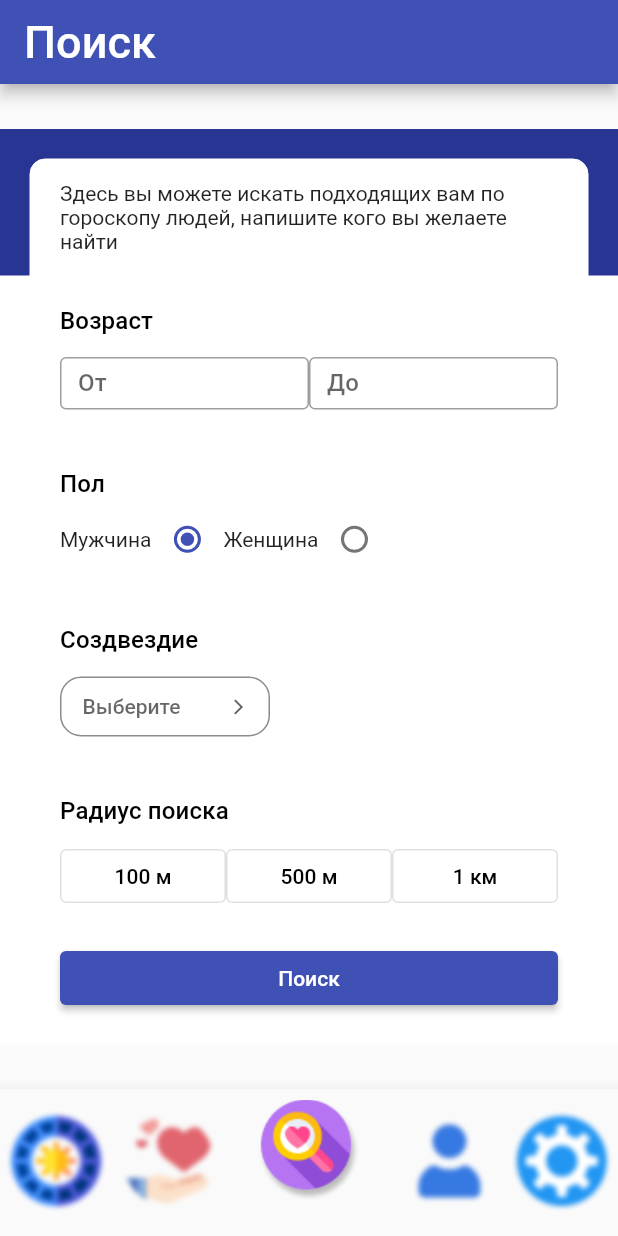
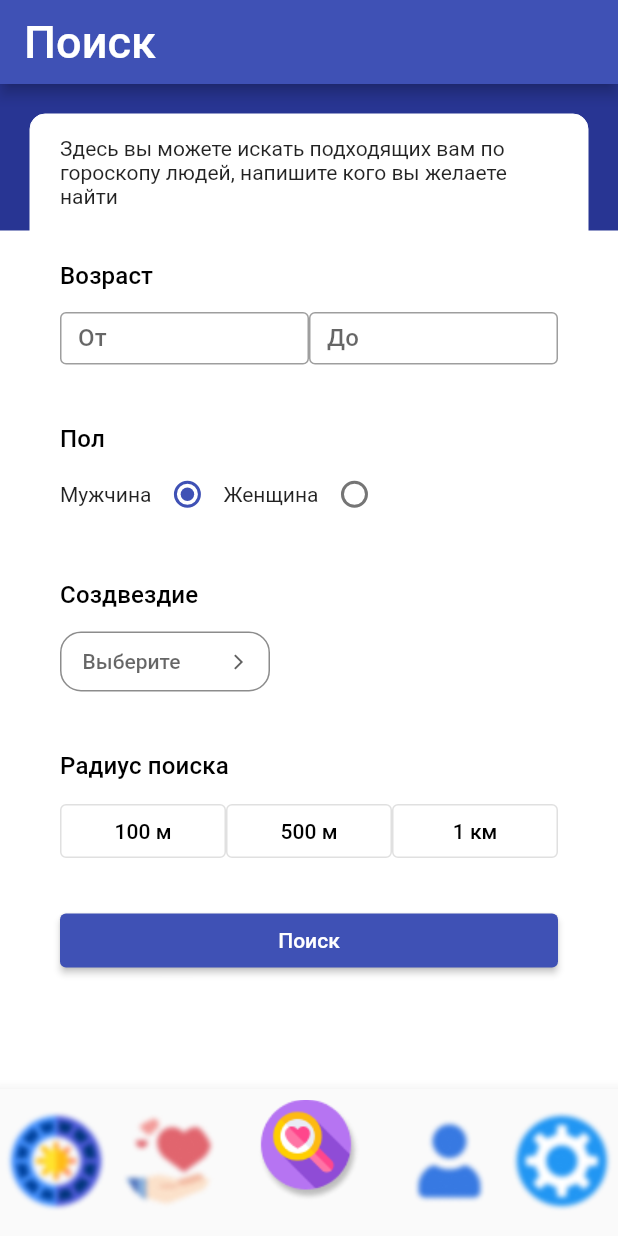
Before and after one commit to tim8842/androidStudyingProject, a Flutter app: the screen it shows after launch, item 3 of the bottom bar chosen, on a phone screen of 412 x 824 dp. Run offline on Flutter 3.47's test engine with Material 2 defaults, Android fonts, the phone set to English and light mode, and no system bars; drawn by our look-alikes of dropdown_button2; our stand-ins replace flutter_svg, readmore.

Commit message:
sprint 1.0.4 fixed 5 page

```diff
--- a/horoscope/lib/main.dart
+++ b/horoscope/lib/main.dart
@@ -208,7 +208,9 @@
 
   @override
   Widget build(BuildContext context) {
-    return SingleChildScrollView(
+    return CustomScrollView(
+      slivers: [
+        SliverToBoxAdapter(
           child: Container(
               color: Colors.indigo[800],
               child: Form(
@@ -246,9 +248,21 @@
                           Text('Радиус поиска',
                               style: Theme.of(context).textTheme.titleSmall),
                           const ButtonsRadioForm(),
-                      _ButtonSearch()
-                    ]))
+                        ])),
+                Container(
+                  decoration: BoxDecoration(
+                      border: Border.all(width: 0, color: Colors.white),
+                      color: Colors.white),
+                  padding: const EdgeInsets.fromLTRB(40, 5, 40, 20),
+                  child: _ButtonSearch(),
+                )
               ]))),
+        ),
+        SliverFillRemaining(
+          hasScrollBody: false,
+          child: Container(color: Colors.white),
+        )
+      ],
     );
   }
 }
@@ -607,7 +621,7 @@
   @override
   Widget build(BuildContext context) {
     return Container(
-        margin: const EdgeInsets.only(top: 10, bottom: 20),
+        margin: const EdgeInsets.only(top: 10, bottom: 0),
         child: Row(
           children: <Widget>[
             Expanded(child: customRadioButton("100 м", 1)),
```
Lines whose indentation alone changed are shown as unchanged.
